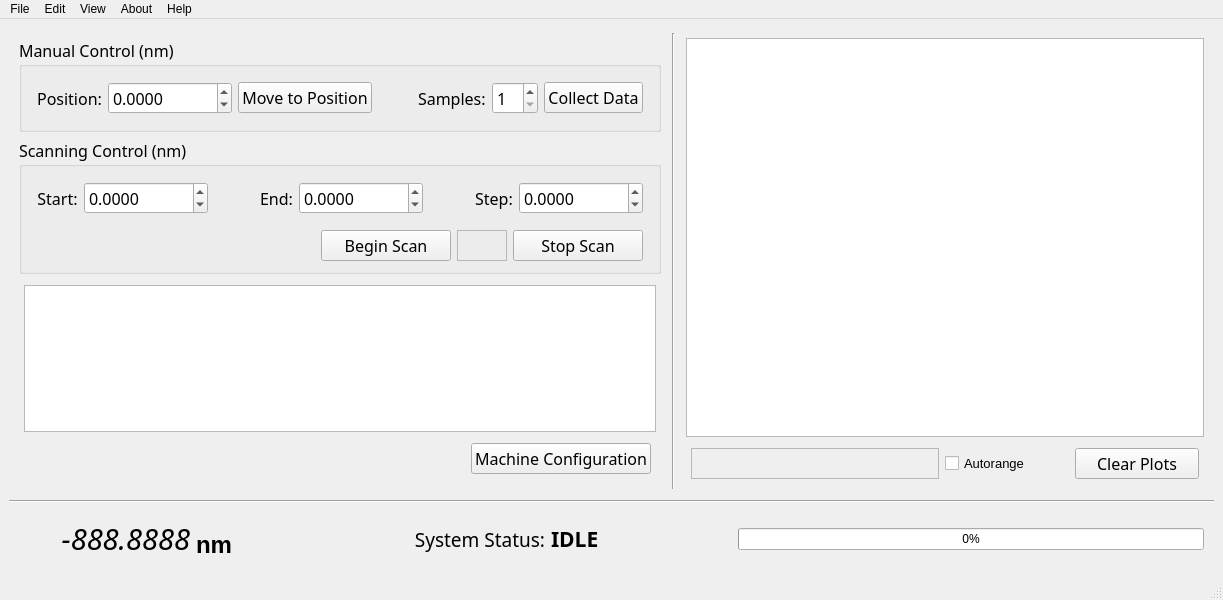
The window that ui/mainwindow_mk2.ui (mitbailey/MMC) describes before a commit, drawn with Qt 5.
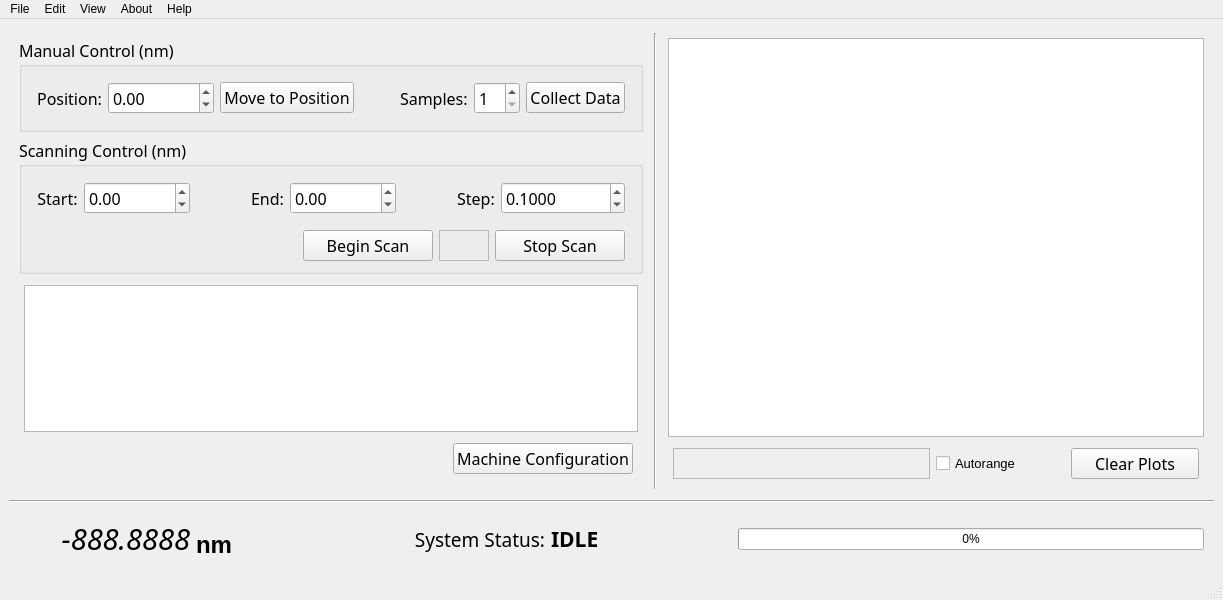
The same window after the commit.

Commit message: Fixed issue where a zero step size would crash the program by making 0.0001 the smallest possible step size and defaulting the spinbox to 0.1

The edit to the form file:
```diff
--- a/ui/mainwindow_mk2.ui
+++ b/ui/mainwindow_mk2.ui
@@ -118,7 +118,7 @@
                <item>
                 <widget class="QDoubleSpinBox" name="pos_set_spinbox">
                  <property name="decimals">
-                  <number>4</number>
+                  <number>2</number>
                  </property>
                  <property name="minimum">
                   <double>-50000.000000000000000</double>
@@ -244,7 +244,7 @@
                <item>
                 <widget class="QDoubleSpinBox" name="start_set_spinbox">
                  <property name="decimals">
-                  <number>4</number>
+                  <number>2</number>
                  </property>
                  <property name="minimum">
                   <double>-9999.000000000000000</double>
@@ -283,7 +283,7 @@
                <item>
                 <widget class="QDoubleSpinBox" name="end_set_spinbox">
                  <property name="decimals">
-                  <number>4</number>
+                  <number>2</number>
                  </property>
                  <property name="minimum">
                   <double>-9999.000000000000000</double>
@@ -328,13 +328,16 @@
                   <number>4</number>
                  </property>
                  <property name="minimum">
-                  <double>-9999.000000000000000</double>
+                  <double>0.0001</double>
                  </property>
                  <property name="maximum">
                   <double>500000.000000000000000</double>
                  </property>
                  <property name="singleStep">
-                  <double>0.000100000000000</double>
+                  <double>0.01</double>
+                 </property>
+                 <property name="value">
+                    <double>0.1</double>
                  </property>
                 </widget>
                </item>
```
The commit also changes 1 other file.
